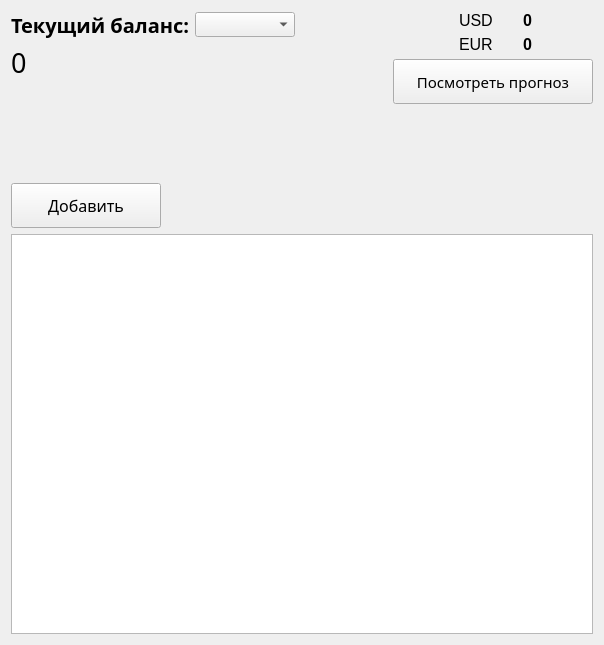
Old version of the form wind.ui in the repository volodout/InvestCalc.
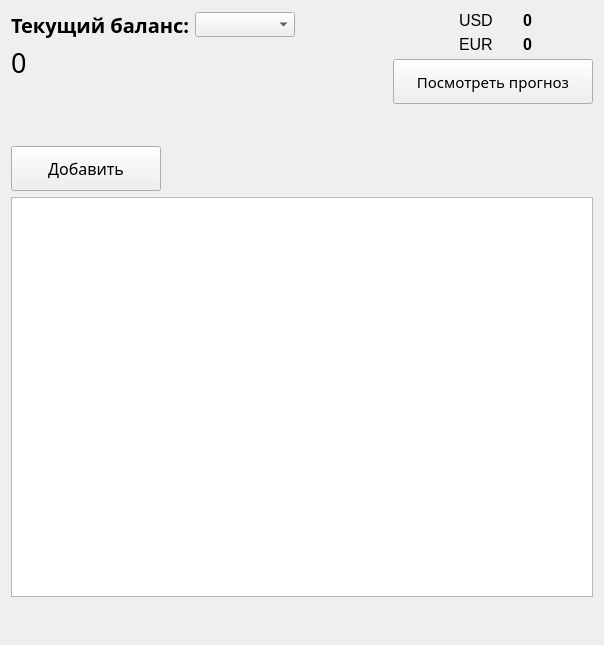
New version of the form.

What changed in the file:
```diff
--- a/wind.ui
+++ b/wind.ui
@@ -320,6 +320,19 @@
        </attribute>
       </widget>
      </item>
+     <item>
+      <spacer name="verticalSpacer_3">
+       <property name="orientation">
+        <enum>Qt::Vertical</enum>
+       </property>
+       <property name="sizeHint" stdset="0">
+        <size>
+         <width>20</width>
+         <height>40</height>
+        </size>
+       </property>
+      </spacer>
+     </item>
     </layout>
    </item>
   </layout>
```
